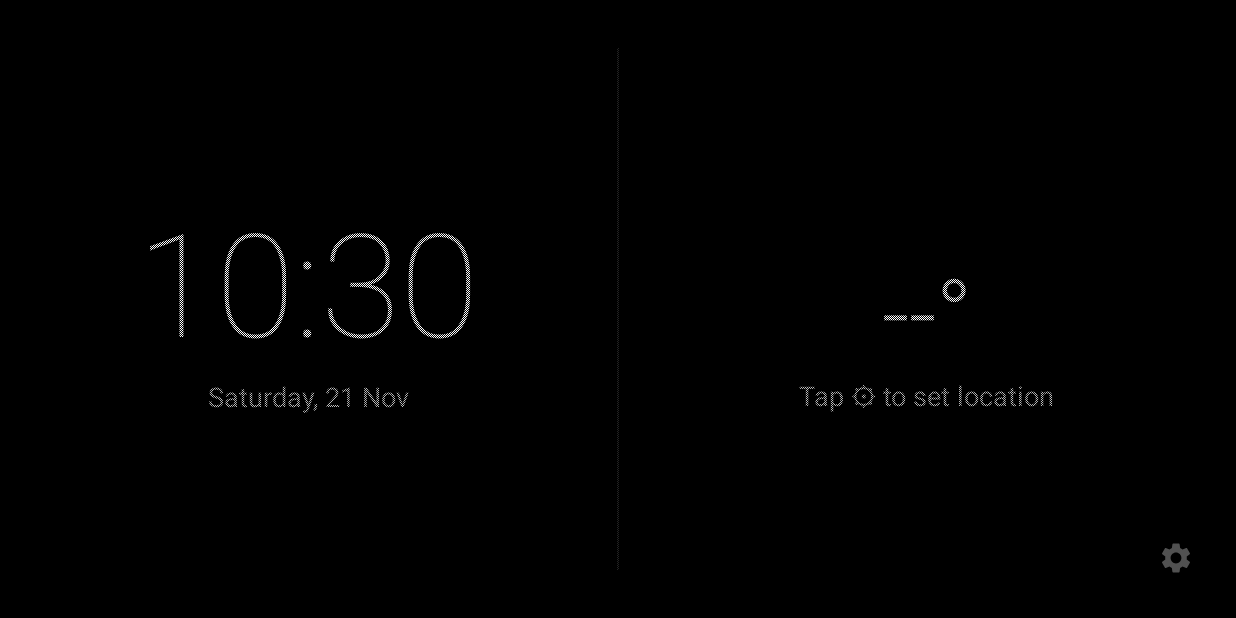
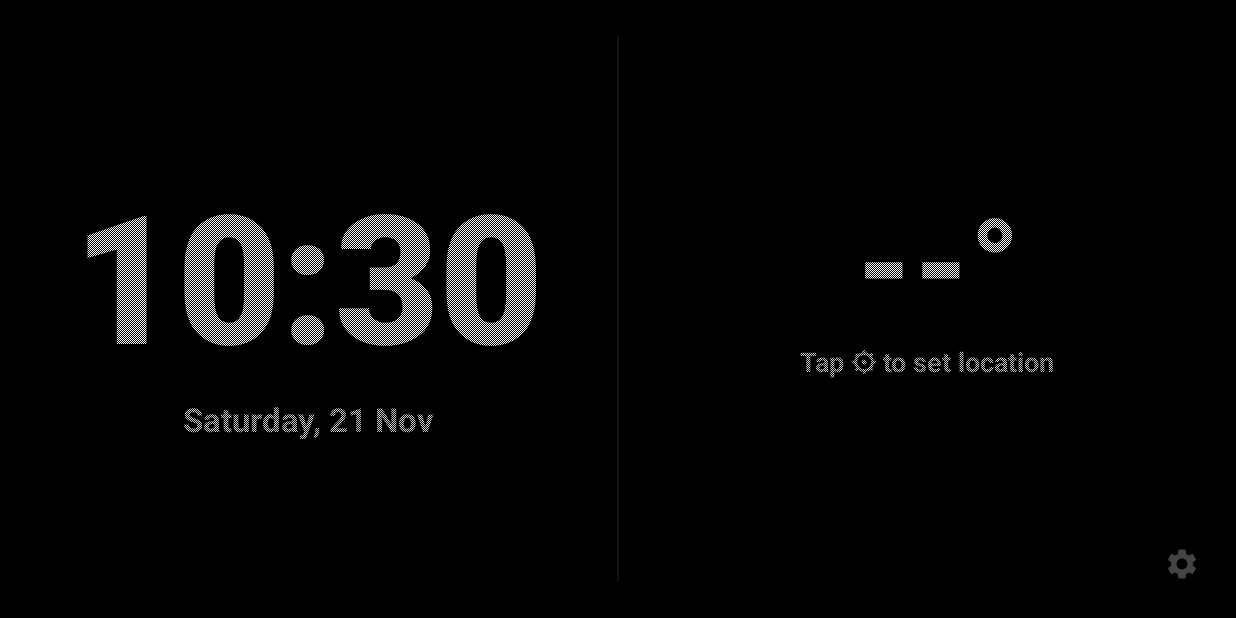
Before and after one commit to Hamza-Houaoui/HUB, an Android app: the first screen one second after launch (MainActivity), on a phone screen of 824 x 412 dp (held sideways). Run offline under Robolectric (Android 15) with nearby library versions, the phone set to English and light mode, and no system bars.

Commit message:
feat: make time and weather bold & large + add 24h hourly weather report

```diff
--- a/app/src/main/java/com/hub/display/MainActivity.kt
+++ b/app/src/main/java/com/hub/display/MainActivity.kt
@@ -5,9 +5,11 @@ import android.graphics.Color
 import android.os.Bundle
 import android.os.Handler
 import android.os.Looper
+import android.view.LayoutInflater
 import android.view.View
 import android.view.WindowManager
 import android.widget.ImageButton
+import android.widget.LinearLayout
 import android.widget.TextView
 import androidx.appcompat.app.AppCompatActivity
 import java.text.SimpleDateFormat
@@ -22,16 +24,15 @@ class MainActivity : AppCompatActivity() {
     private lateinit var weatherTemp: TextView
     private lateinit var weatherDesc: TextView
     private lateinit var weatherCity: TextView
+    private lateinit var hourlyContainer: LinearLayout
     private lateinit var settingsBtn: ImageButton
     private lateinit var burnInOverlay: BurnInOverlay
 
     private val handler = Handler(Looper.getMainLooper())
     private val prefs by lazy { HubPreferences(this) }
     private var isNightMode = false
+    private var lastHourlyData: List<WeatherRepository.HourlyForecast> = emptyList()
 
-    // ── Periodic runnables ──────────────────────────────────────
-
-    /** Update clock every second */
     private val clockRunnable = object : Runnable {
         override fun run() {
             updateClock()
@@ -39,7 +40,6 @@ class MainActivity : AppCompatActivity() {
         }
     }
 
-    /** Flip burn-in checkerboard every 5 seconds */
     private val burnInRunnable = object : Runnable {
         override fun run() {
             burnInOverlay.flipPattern()
@@ -47,7 +47,6 @@ class MainActivity : AppCompatActivity() {
         }
     }
 
-    /** Refresh weather every 10 minutes */
     private val weatherRunnable = object : Runnable {
         override fun run() {
             fetchWeather()
@@ -55,24 +54,10 @@ class MainActivity : AppCompatActivity() {
         }
     }
 
-    // ── Lifecycle ───────────────────────────────────────────────
-
     override fun onCreate(savedInstanceState: Bundle?) {
         super.onCreate(savedInstanceState)
-
-        // Keep screen on forever
         window.addFlags(WindowManager.LayoutParams.FLAG_KEEP_SCREEN_ON)
-
-        // Fullscreen immersive
-        @Suppress("DEPRECATION")
-        window.decorView.systemUiVisibility = (
-                View.SYSTEM_UI_FLAG_FULLSCREEN
-                        or View.SYSTEM_UI_FLAG_HIDE_NAVIGATION
-                        or View.SYSTEM_UI_FLAG_IMMERSIVE_STICKY
-                        or View.SYSTEM_UI_FLAG_LAYOUT_STABLE
-                        or View.SYSTEM_UI_FLAG_LAYOUT_HIDE_NAVIGATION
-                        or View.SYSTEM_UI_FLAG_LAYOUT_FULLSCREEN
-                )
+        hideSystemUI()
 
         setContentView(R.layout.activity_main)
 
@@ -82,6 +67,7 @@ class MainActivity : AppCompatActivity() {
         weatherTemp = findViewById(R.id.weatherTemp)
         weatherDesc = findViewById(R.id.weatherDesc)
         weatherCity = findViewById(R.id.weatherCity)
+        hourlyContainer = findViewById(R.id.hourlyContainer)
         settingsBtn = findViewById(R.id.settingsBtn)
         burnInOverlay = findViewById(R.id.burnInOverlay)
 
@@ -92,12 +78,20 @@ class MainActivity : AppCompatActivity() {
 
     override fun onResume() {
         super.onResume()
-        // Restart all periodic tasks
         handler.post(clockRunnable)
         handler.post(burnInRunnable)
         handler.post(weatherRunnable)
+        hideSystemUI()
+    }
 
-        // Re-enter immersive mode
+    override fun onPause() {
+        super.onPause()
+        handler.removeCallbacks(clockRunnable)
+        handler.removeCallbacks(burnInRunnable)
+        handler.removeCallbacks(weatherRunnable)
+    }
+
+    private fun hideSystemUI() {
         @Suppress("DEPRECATION")
         window.decorView.systemUiVisibility = (
                 View.SYSTEM_UI_FLAG_FULLSCREEN
@@ -109,15 +103,6 @@ class MainActivity : AppCompatActivity() {
                 )
     }
 
-    override fun onPause() {
-        super.onPause()
-        handler.removeCallbacks(clockRunnable)
-        handler.removeCallbacks(burnInRunnable)
-        handler.removeCallbacks(weatherRunnable)
-    }
-
-    // ── Clock ───────────────────────────────────────────────────
-
     private fun updateClock() {
         val now = Calendar.getInstance()
         val timeFmt = SimpleDateFormat("HH:mm", Locale.getDefault())
@@ -126,7 +111,6 @@ class MainActivity : AppCompatActivity() {
         timeText.text = timeFmt.format(now.time)
         dateText.text = dateFmt.format(now.time)
 
-        // Night-mode check using stored sunrise/sunset
         val currentMinutes = now.get(Calendar.HOUR_OF_DAY) * 60 + now.get(Calendar.MINUTE)
         val sunrise = prefs.getSunriseMinutes()
         val sunset = prefs.getSunsetMinutes()
@@ -138,13 +122,10 @@ class MainActivity : AppCompatActivity() {
         }
     }
 
-    // ── Night / Day mode ────────────────────────────────────────
-
     private fun applyNightMode(night: Boolean) {
-        if (night) {
-            val primary = Color.parseColor("#CC2200")
-            val secondary = Color.parseColor("#882200")
-            val tertiary = Color.parseColor("#661100")
+        val primary = if (night) Color.parseColor("#E53935") else Color.WHITE
+        val secondary = if (night) Color.parseColor("#B71C1C") else Color.parseColor("#CCCCCC")
+        val tertiary = if (night) Color.parseColor("#7F0000") else Color.parseColor("#888888")
 
         timeText.setTextColor(primary)
         dateText.setTextColor(secondary)
@@ -153,18 +134,34 @@ class MainActivity : AppCompatActivity() {
         weatherDesc.setTextColor(secondary)
         weatherCity.setTextColor(tertiary)
         settingsBtn.setColorFilter(tertiary)
-        } else {
-            timeText.setTextColor(Color.WHITE)
-            dateText.setTextColor(Color.parseColor("#BBBBBB"))
-            weatherEmoji.setTextColor(Color.WHITE)
-            weatherTemp.setTextColor(Color.WHITE)
-            weatherDesc.setTextColor(Color.parseColor("#BBBBBB"))
-            weatherCity.setTextColor(Color.parseColor("#888888"))
-            settingsBtn.setColorFilter(Color.parseColor("#888888"))
+
+        // update hourly colors
+        renderHourly(lastHourlyData, night)
+    }
+
+    private fun renderHourly(hourlyList: List<WeatherRepository.HourlyForecast>, night: Boolean) {
+        lastHourlyData = hourlyList
+        hourlyContainer.removeAllViews()
+        val inflater = LayoutInflater.from(this)
+
+        val tempColor = if (night) Color.parseColor("#E53935") else Color.WHITE
+        val timeColor = if (night) Color.parseColor("#B71C1C") else Color.parseColor("#AAAAAA")
+
+        for (item in hourlyList) {
+            val view = inflater.inflate(R.layout.item_hourly_forecast, hourlyContainer, false)
+            val tTime = view.findViewById<TextView>(R.id.hourlyTime)
+            val tEmoji = view.findViewById<TextView>(R.id.hourlyEmoji)
+            val tTemp = view.findViewById<TextView>(R.id.hourlyTemp)
+
+            tTime.text = item.time
+            tTime.setTextColor(timeColor)
+            tEmoji.text = item.emoji
+            tTemp.text = "${item.temp}°"
+            tTemp.setTextColor(tempColor)
+
+            hourlyContainer.addView(view)
         }
     }
-
-    // ── Weather ─────────────────────────────────────────────────
 
     private fun fetchWeather() {
         val lat = prefs.getLatitude()
@@ -175,6 +172,7 @@ class MainActivity : AppCompatActivity() {
             weatherTemp.text = "--°"
             weatherDesc.text = "Tap ⚙ to set location"
             weatherCity.text = ""
+            hourlyContainer.removeAllViews()
             return
         }
 
@@ -182,7 +180,6 @@ class MainActivity : AppCompatActivity() {
             try {
                 val weather = WeatherRepository().getWeather(lat, lon)
                 if (weather != null) {
-                    // Persist sunrise/sunset for night-mode
                     prefs.saveSunTimes(weather.sunriseMinutes, weather.sunsetMinutes)
 
                     handler.post {
@@ -190,6 +187,7 @@ class MainActivity : AppCompatActivity() {
                         weatherTemp.text = "${weather.temperature.toInt()}°"
                         weatherDesc.text = weather.description
                         weatherCity.text = prefs.getCityName()
+                        renderHourly(weather.hourly, isNightMode)
                     }
                 }
             } catch (e: Exception) {
--- a/app/src/main/res/layout/activity_main.xml
+++ b/app/src/main/res/layout/activity_main.xml
@@ -5,7 +5,7 @@
     android:layout_height="match_parent"
     android:background="#000000">
 
-    <!-- ═══ Content: Clock | Weather ═══ -->
+    <!-- ═══ Split Screen Layout ═══ -->
     <LinearLayout
         android:layout_width="match_parent"
         android:layout_height="match_parent"
@@ -13,7 +13,7 @@
         android:weightSum="2"
         android:baselineAligned="false">
 
-        <!-- ─── Left half: Clock ─── -->
+        <!-- ─── Left: Large Bold Clock ─── -->
         <LinearLayout
             android:layout_width="0dp"
             android:layout_height="match_parent"
@@ -26,75 +26,107 @@
                 android:id="@+id/timeText"
                 android:layout_width="wrap_content"
                 android:layout_height="wrap_content"
-                android:fontFamily="sans-serif-thin"
                 android:text="00:00"
                 android:textColor="#FFFFFF"
-                android:textSize="96sp"
+                android:textSize="120sp"
+                android:textStyle="bold"
+                android:fontFamily="sans-serif-medium"
                 android:includeFontPadding="false" />
 
             <TextView
                 android:id="@+id/dateText"
                 android:layout_width="wrap_content"
                 android:layout_height="wrap_content"
-                android:layout_marginTop="4dp"
+                android:layout_marginTop="6dp"
                 android:text=""
-                android:textColor="#BBBBBB"
-                android:textSize="18sp" />
+                android:textColor="#CCCCCC"
+                android:textStyle="bold"
+                android:textSize="22sp" />
         </LinearLayout>
 
-        <!-- ─── Divider ─── -->
+        <!-- ─── Center Divider ─── -->
         <View
             android:layout_width="1dp"
             android:layout_height="match_parent"
-            android:layout_marginTop="32dp"
-            android:layout_marginBottom="32dp"
+            android:layout_marginTop="24dp"
+            android:layout_marginBottom="24dp"
             android:background="#222222" />
 
-        <!-- ─── Right half: Weather ─── -->
+        <!-- ─── Right: Bold Weather + 24h Hourly Forecast ─── -->
         <LinearLayout
             android:layout_width="0dp"
             android:layout_height="match_parent"
             android:layout_weight="1"
             android:gravity="center"
             android:orientation="vertical"
-            android:padding="16dp">
+            android:paddingStart="12dp"
+            android:paddingEnd="12dp"
+            android:paddingTop="8dp"
+            android:paddingBottom="8dp">
+
+            <!-- Main Current Weather -->
+            <LinearLayout
+                android:layout_width="wrap_content"
+                android:layout_height="wrap_content"
+                android:gravity="center_vertical"
+                android:orientation="horizontal">
 
                 <TextView
                     android:id="@+id/weatherEmoji"
                     android:layout_width="wrap_content"
                     android:layout_height="wrap_content"
-                android:textSize="48sp" />
+                    android:textSize="64sp" />
 
                 <TextView
                     android:id="@+id/weatherTemp"
                     android:layout_width="wrap_content"
                     android:layout_height="wrap_content"
-                android:fontFamily="sans-serif-light"
+                    android:layout_marginStart="14dp"
                     android:text="--°"
                     android:textColor="#FFFFFF"
-                android:textSize="64sp"
+                    android:textSize="84sp"
+                    android:textStyle="bold"
+                    android:fontFamily="sans-serif-medium"
                     android:includeFontPadding="false" />
+            </LinearLayout>
 
             <TextView
                 android:id="@+id/weatherDesc"
                 android:layout_width="wrap_content"
                 android:layout_height="wrap_content"
-                android:layout_marginTop="4dp"
+                android:layout_marginTop="2dp"
                 android:text=""
-                android:textColor="#BBBBBB"
+                android:textColor="#CCCCCC"
+                android:textStyle="bold"
                 android:textSize="18sp" />
 
             <TextView
                 android:id="@+id/weatherCity"
                 android:layout_width="wrap_content"
                 android:layout_height="wrap_content"
-                android:layout_marginTop="8dp"
+                android:layout_marginTop="2dp"
                 android:textColor="#888888"
-                android:textSize="14sp" />
+                android:textSize="13sp" />
+
+            <!-- 24h Forecast Horizontal List -->
+            <HorizontalScrollView
+                android:layout_width="match_parent"
+                android:layout_height="wrap_content"
+                android:layout_marginTop="10dp"
+                android:scrollbars="none"
+                android:overScrollMode="never">
+
+                <LinearLayout
+                    android:id="@+id/hourlyContainer"
+                    android:layout_width="wrap_content"
+                    android:layout_height="wrap_content"
+                    android:orientation="horizontal" />
+            </HorizontalScrollView>
+
         </LinearLayout>
     </LinearLayout>
 
-    <!-- ═══ Burn-in protection overlay ═══ -->
+    <!-- ═══ Burn-in Shield Overlay ═══ -->
     <com.hub.display.BurnInOverlay
         android:id="@+id/burnInOverlay"
         android:layout_width="match_parent"
@@ -102,16 +134,16 @@
         android:clickable="false"
         android:focusable="false" />
 
-    <!-- ═══ Settings button (top of z-order) ═══ -->
+    <!-- ═══ Settings Button ═══ -->
     <ImageButton
         android:id="@+id/settingsBtn"
         android:layout_width="48dp"
         android:layout_height="48dp"
         android:layout_gravity="bottom|end"
-        android:layout_margin="16dp"
+        android:layout_margin="12dp"
         android:background="?android:attr/selectableItemBackgroundBorderless"
         android:contentDescription="@string/settings"
         android:src="@drawable/ic_settings"
-        android:alpha="0.6" />
+        android:alpha="0.5" />
 
 </FrameLayout>
```
Also changed, not shown: app/src/main/java/com/hub/display/WeatherRepository.kt (+41 -33 lines), app/src/main/res/layout/item_hourly_forecast.xml (added, +38 -0 lines). Lines whose indentation alone changed are shown as unchanged.
